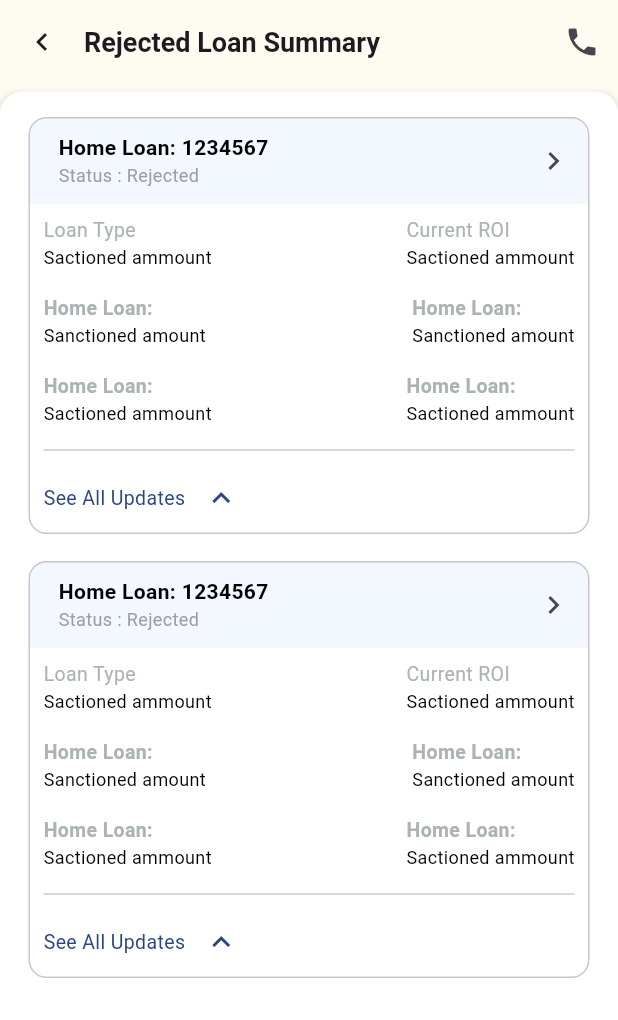
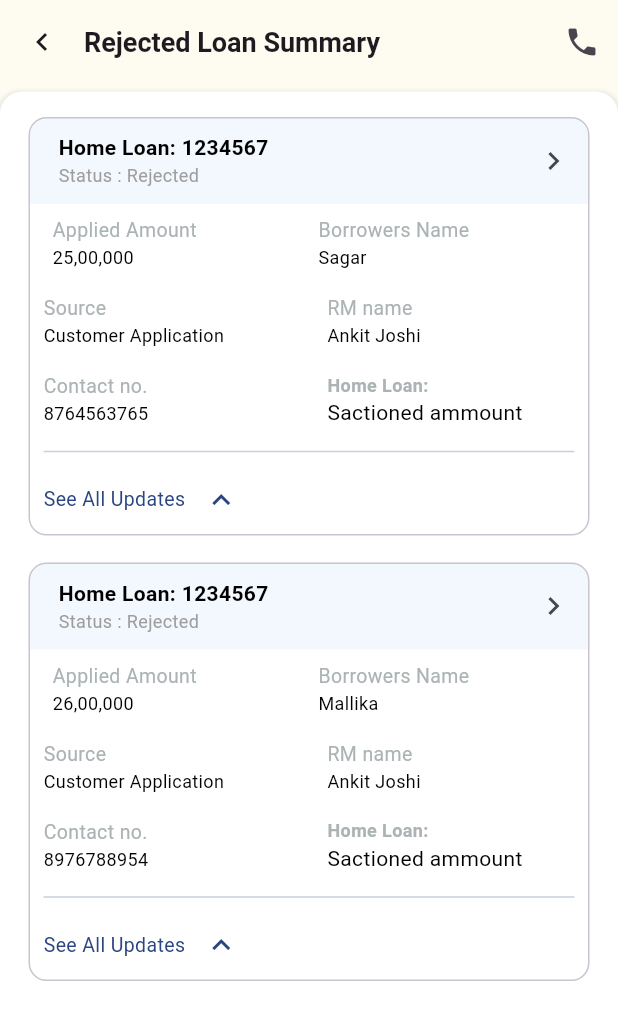
Before and after one commit to mallikaroy14/flutter-application, a Flutter app: the RejectedLoanSummaryScreen screen opened by its route, on a phone screen of 412 x 824 dp. Shown: the top 1020 px of the screen. Run offline on Flutter 3.47's test engine with Material 3 defaults, Android fonts, the phone set to English and light mode, and no system bars; our stand-ins replace flutter_screenutil, geocoding, geolocator, get, image_picker and 3 more; missing offline and left inert: dart:ffi; accounts and stored records are empty.

Commit message:
fixed UI of rejected loan summary

```diff
--- a/lib/screens/rejected_loan_summary/view/rejected_loan_summary_screen.dart
+++ b/lib/screens/rejected_loan_summary/view/rejected_loan_summary_screen.dart
@@ -3,6 +3,7 @@ import 'package:feburary_flutter/screens/new_request/view/create_new_request.dar
 import 'package:flutter/material.dart';
 import 'package:get/get.dart';
 
+import '../../../models/data.dart';
 import '../../../theme/app_colors.dart';
 import '../controller/rejected_loan_summary_controller.dart';
 
@@ -11,6 +12,13 @@ class RejectedLoanSummaryScreen extends GetView<RejectedLoanSummaryController> {
 
   @override
   Widget build(BuildContext context) {
+    final List rejectedDetails = [
+      RejectedLoanSummary("25,00,000", "Sagar", "Customer Application",
+          "Ankit Joshi", "8764563765"),
+      RejectedLoanSummary("26,00,000", "Mallika", "Customer Application",
+          "Ankit Joshi", "8976788954"),
+    ];
+
     return Scaffold(
       backgroundColor: AppColors.appBarColor,
       appBar: appBarWidget(context, "Rejected Loan Summary"),
@@ -43,7 +51,7 @@ class RejectedLoanSummaryScreen extends GetView<RejectedLoanSummaryController> {
                     child: Column(
                       children: [
                         ListView.builder(
-                            itemCount: 2,
+                            itemCount: rejectedDetails.length,
                             shrinkWrap: true,
                             physics: ScrollPhysics(),
                             itemBuilder: (context, index) {
@@ -113,7 +121,8 @@ class RejectedLoanSummaryScreen extends GetView<RejectedLoanSummaryController> {
                                               ),
                                             ),
                                           ),
-                                          Obx(() => expandedWidget())
+                                          Obx(() => expandedWidget(
+                                              rejectedDetails, index, context))
                                         ],
                                       ),
                                     ),
@@ -133,32 +142,36 @@ class RejectedLoanSummaryScreen extends GetView<RejectedLoanSummaryController> {
     );
   }
 
-  Padding expandedWidget() {
+  Padding expandedWidget(rejectedDetails, index, context) {
+    final _screen =  MediaQuery.of(context).size;
+
     return Padding(
       padding: const EdgeInsets.symmetric(horizontal: 10),
       child: Column(
         mainAxisAlignment: MainAxisAlignment.start,
         crossAxisAlignment: CrossAxisAlignment.start,
         children: [
-          const Padding(
+          Padding(
             padding: EdgeInsets.symmetric(vertical: 8),
             child: Row(
-              mainAxisAlignment: MainAxisAlignment.spaceBetween,
+              mainAxisAlignment: MainAxisAlignment.center,
               crossAxisAlignment: CrossAxisAlignment.start,
               children: [
-                Column(
+                Container(
+                  width: _screen.width * 0.43,
+                  child: Column(
                     mainAxisAlignment: MainAxisAlignment.start,
                     crossAxisAlignment: CrossAxisAlignment.start,
                     children: [
                       Text(
-                      "Loan Type",
+                        "Applied Amount",
                         style: TextStyle(
                             fontWeight: FontWeight.normal,
                             color: AppColors.grayColor,
                             fontSize: 13),
                       ),
                       Text(
-                      "Sactioned ammount ",
+                        rejectedDetails[index].appliedAmount,
                         style: TextStyle(
                             fontWeight: FontWeight.normal,
                             color: AppColors.blackColor,
@@ -166,36 +179,120 @@ class RejectedLoanSummaryScreen extends GetView<RejectedLoanSummaryController> {
                       )
                     ],
                   ),
-                Column(
+                ),
+                Container(
+                  width: _screen.width * 0.40,
+                  child: Column(
                     mainAxisAlignment: MainAxisAlignment.start,
                     crossAxisAlignment: CrossAxisAlignment.start,
                     children: [
                       Text(
-                      "Current ROI",
+                        "Borrowers Name",
                         style: TextStyle(
                             fontWeight: FontWeight.normal,
                             color: AppColors.grayColor,
                             fontSize: 13),
                       ),
                       Text(
-                      "Sactioned ammount",
+                        rejectedDetails[index].borrowersName,
                         style: TextStyle(
                             fontWeight: FontWeight.normal,
                             color: AppColors.blackColor,
                             fontSize: 12),
                       )
                     ],
+                  ),
                 )
               ],
             ),
           ),
-          const Padding(
+           Padding(
             padding: EdgeInsets.symmetric(vertical: 8),
             child: Row(
               mainAxisAlignment: MainAxisAlignment.spaceBetween,
               crossAxisAlignment: CrossAxisAlignment.start,
               children: [
-                Column(
+                Container(
+                  width: _screen.width * 0.40,
+                  child: Column(
+                    mainAxisAlignment: MainAxisAlignment.start,
+                    crossAxisAlignment: CrossAxisAlignment.start,
+                    children: [
+                      Text(
+                        "Source",
+                        style: TextStyle(
+                            fontWeight: FontWeight.normal,
+                            color: AppColors.grayColor,
+                            fontSize: 13),
+                      ),
+                      Text(
+                        rejectedDetails[index].source,
+                        style: TextStyle(
+                            fontWeight: FontWeight.normal,
+                            color: AppColors.blackColor,
+                            fontSize: 12),
+                      )
+                    ],
+                  ),
+                ),
+                Container(
+                  width: _screen.width * 0.40,
+                  child: Column(
+                    mainAxisAlignment: MainAxisAlignment.start,
+                    crossAxisAlignment: CrossAxisAlignment.start,
+                    children: [
+                      Text(
+                        "RM name",
+                        style: TextStyle(
+                            fontWeight: FontWeight.normal,
+                            color: AppColors.grayColor,
+                            fontSize: 13),
+                      ),
+                      Text(
+                        rejectedDetails[index].rmName,
+                        style: TextStyle(
+                            fontWeight: FontWeight.normal,
+                            color: AppColors.blackColor,
+                            fontSize: 12),
+                      )
+                    ],
+                  ),
+                )
+              ],
+            ),
+          ),
+           Padding(
+            padding: EdgeInsets.symmetric(vertical: 8),
+            child: Row(
+              mainAxisAlignment: MainAxisAlignment.spaceBetween,
+              crossAxisAlignment: CrossAxisAlignment.start,
+              children: [
+                Container(
+                  width: _screen.width * 0.40,
+                  child: Column(
+                    mainAxisAlignment: MainAxisAlignment.start,
+                    crossAxisAlignment: CrossAxisAlignment.start,
+                    children: [
+                      const Text(
+                        "Contact no.",
+                        style: TextStyle(
+                            fontWeight: FontWeight.normal,
+                            color: AppColors.grayColor,
+                            fontSize: 13),
+                      ),
+                      Text(
+                        rejectedDetails[index].contactNo,
+                        style: const TextStyle(
+                            fontWeight: FontWeight.normal,
+                            color: AppColors.blackColor,
+                            fontSize: 12),
+                      )
+                    ],
+                  ),
+                ),
+                Container(
+                  width: _screen.width * 0.40,
+                  child: Column(
                     mainAxisAlignment: MainAxisAlignment.start,
                     crossAxisAlignment: CrossAxisAlignment.start,
                     children: [
@@ -204,85 +301,17 @@ class RejectedLoanSummaryScreen extends GetView<RejectedLoanSummaryController> {
                         style: TextStyle(
                             fontWeight: FontWeight.bold,
                             color: AppColors.grayColor,
-                          fontSize: 13),
-                    ),
-                    Text(
-                      "Sanctioned amount ",
-                      style: TextStyle(
-                          fontWeight: FontWeight.normal,
-                          color: AppColors.blackColor,
                             fontSize: 12),
-                    )
-                  ],
-                ),
-                Column(
-                  mainAxisAlignment: MainAxisAlignment.start,
-                  crossAxisAlignment: CrossAxisAlignment.start,
-                  children: [
-                    Text(
-                      "Home Loan: ",
-                      style: TextStyle(
-                          fontWeight: FontWeight.bold,
-                          color: AppColors.grayColor,
-                          fontSize: 13),
-                    ),
-                    Text(
-                      "Sanctioned amount",
-                      style: TextStyle(
-                          fontWeight: FontWeight.normal,
-                          color: AppColors.blackColor,
-                          fontSize: 12),
-                    )
-                  ],
-                )
-              ],
-            ),
-          ),
-          const Padding(
-            padding: EdgeInsets.symmetric(vertical: 8),
-            child: Row(
-              mainAxisAlignment: MainAxisAlignment.spaceBetween,
-              crossAxisAlignment: CrossAxisAlignment.start,
-              children: [
-                Column(
-                  mainAxisAlignment: MainAxisAlignment.start,
-                  crossAxisAlignment: CrossAxisAlignment.start,
-                  children: [
-                    Text(
-                      "Home Loan: ",
-                      style: TextStyle(
-                          fontWeight: FontWeight.bold,
-                          color: AppColors.grayColor,
-                          fontSize: 13),
-                    ),
-                    Text(
-                      "Sactioned ammount ",
-                      style: TextStyle(
-                          fontWeight: FontWeight.normal,
-                          color: AppColors.blackColor,
-                          fontSize: 12),
-                    )
-                  ],
-                ),
-                Column(
-                  mainAxisAlignment: MainAxisAlignment.start,
-                  crossAxisAlignment: CrossAxisAlignment.start,
-                  children: [
-                    Text(
-                      "Home Loan: ",
-                      style: TextStyle(
-                          fontWeight: FontWeight.bold,
-                          color: AppColors.grayColor,
-                          fontSize: 13),
                       ),
                       Text(
                         "Sactioned ammount",
                         style: TextStyle(
                             fontWeight: FontWeight.normal,
                             color: AppColors.blackColor,
-                          fontSize: 12),
+                            fontSize: 14),
                       )
                     ],
+                  ),
                 )
               ],
             ),
```
Lines whose indentation alone changed are shown as unchanged.
